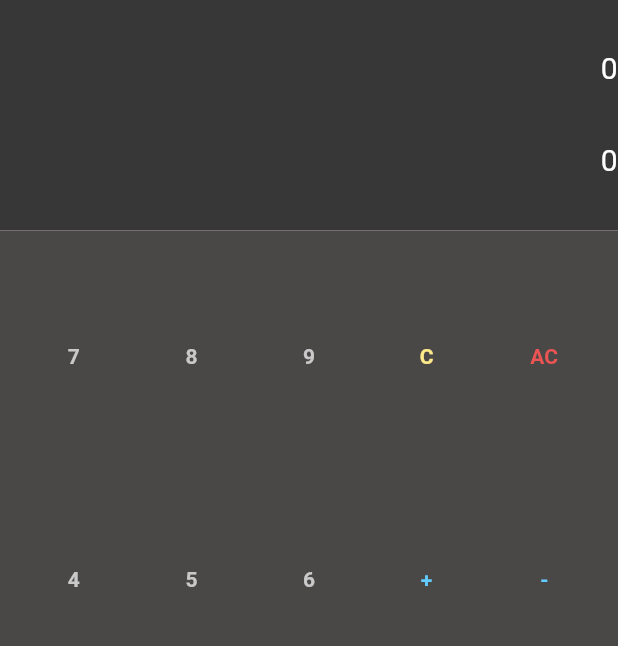
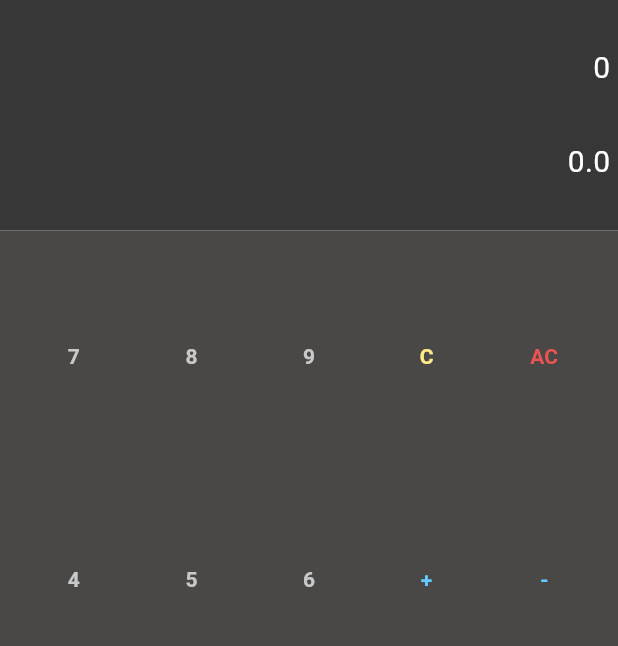
Before and after one commit to senolem/PiscineMobile, a Flutter app: the screen it shows after launch, on a phone screen of 412 x 824 dp, the part 84-730 px from its top. Run offline on Flutter 3.47's test engine with Material 3 defaults, Android fonts, the phone set to English and light mode, and no system bars; drawn by our look-alikes of auto_size_text; our stand-ins replace math_expressions.

Commit message:
responsive

```diff
--- a/mobileModule00/calculator_proj/lib/main.dart
+++ b/mobileModule00/calculator_proj/lib/main.dart
@@ -111,17 +111,23 @@ class _HomepageState extends State<Homepage> {
                   mainAxisAlignment: MainAxisAlignment.spaceEvenly,
                   crossAxisAlignment: CrossAxisAlignment.stretch,
                   children: [
-                    AutoSizeText(
+                    Container(
+                      padding: const EdgeInsets.symmetric(horizontal: 5.0, vertical: 2.0),
+                      child: AutoSizeText(
                         expression,
                         style: const TextStyle(fontSize: 20, color: Colors.white),
                         maxLines: 2,
                         textAlign: TextAlign.end
+                      )
                     ),
-                    AutoSizeText(
-                      resultString,
+                    Container(
+                      padding: const EdgeInsets.symmetric(horizontal: 5.0, vertical: 2.0),
+                      child: AutoSizeText(
+                        result.toString(),
                         style: const TextStyle(fontSize: 20, color: Colors.white),
                         maxLines: 2,
                         textAlign: TextAlign.end
+                      ),
                     )
                   ]
                 )
--- a/mobileModule00/ex02/lib/main.dart
+++ b/mobileModule00/ex02/lib/main.dart
@@ -93,17 +93,23 @@ class _HomepageState extends State<Homepage> {
                   mainAxisAlignment: MainAxisAlignment.spaceEvenly,
                   crossAxisAlignment: CrossAxisAlignment.stretch,
                   children: [
-                    AutoSizeText(
+                    Container(
+                      padding: const EdgeInsets.symmetric(horizontal: 5.0, vertical: 2.0),
+                      child: AutoSizeText(
                         expression,
                         style: const TextStyle(fontSize: 20, color: Colors.white),
                         maxLines: 2,
                         textAlign: TextAlign.end
+                      )
                     ),
-                    AutoSizeText(
+                    Container(
+                      padding: const EdgeInsets.symmetric(horizontal: 5.0, vertical: 2.0),
+                      child: AutoSizeText(
                         result.toString(),
                         style: const TextStyle(fontSize: 20, color: Colors.white),
                         maxLines: 2,
                         textAlign: TextAlign.end
+                      ),
                     )
                   ]
                 )
```
Also changed, not shown: mobileModule00/ex00/lib/main.dart (+40 -10 lines), mobileModule00/ex01/lib/main.dart (+39 -10 lines). Lines whose indentation alone changed are shown as unchanged.
